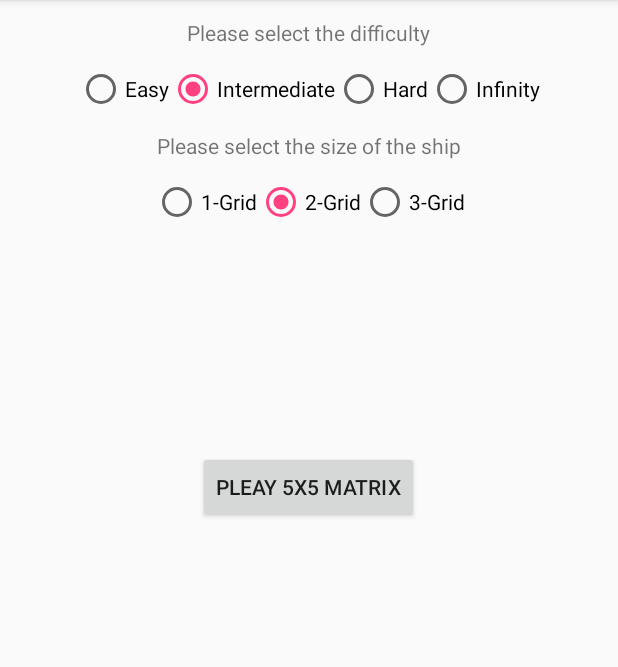
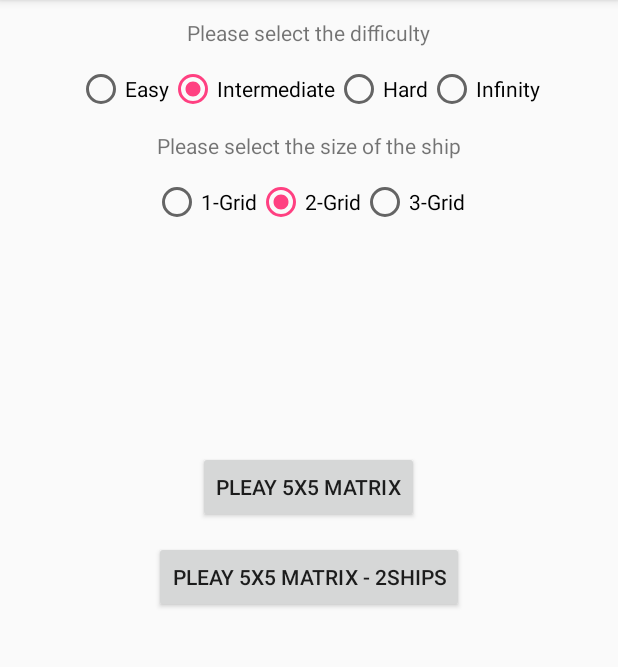
Before and after one commit to khash021/BattleshipLite, an Android app: the screen it shows after launch (MainActivity), on a phone screen of 412 x 824 dp, the part 84-751 px from its top. Run offline under Robolectric (Android 15) with nearby library versions, the phone set to English and light mode, and no system bars.

Commit message:
Added methods for Bomb class to create a two ship (2-grid, and 3-grid) bomb. It works but it is buggy, sometimes crashes.

```diff
--- a/app/src/main/java/com/khashayarmortazavi/battleshiplite/MainActivity.java
+++ b/app/src/main/java/com/khashayarmortazavi/battleshiplite/MainActivity.java
@@ -22,8 +22,6 @@ public class MainActivity extends AppCompatActivity {
 
     private RadioGroup mRadioGroupDiff, mRadioGroupShipSize;
     private RadioButton mRadioButtEasy, mRadioButtMed, mRadioButtHard, mRadioButtInf, mRadioShip1, mRadioShip2, mRadioShip3;
-
-    private Button mButtonPlay5x5;
 
     private int mDifficulty, mShipSize;
 
@@ -53,8 +51,8 @@ public class MainActivity extends AppCompatActivity {
         mDifficulty = 5;
         mShipSize = 2;
 
-        mButtonPlay5x5 = findViewById(R.id.button_play_5x5);
-        mButtonPlay5x5.setOnClickListener(new View.OnClickListener() {
+        Button buttonPlay5x5 = findViewById(R.id.button_play_5x5);
+        buttonPlay5x5.setOnClickListener(new View.OnClickListener() {
             @Override
             public void onClick(View v) {
                 Intent i = new Intent(MainActivity.this, Play5X5Activity.class);
@@ -65,6 +63,20 @@ public class MainActivity extends AppCompatActivity {
                 startActivity(i);
             }
         });//mButtonPlay5x5
+
+        Button buttonPlay2Ships = findViewById(R.id.button_play_5x5_2ship);
+        buttonPlay2Ships.setOnClickListener(new View.OnClickListener() {
+            @Override
+            public void onClick(View v) {
+                Intent i = new Intent(MainActivity.this, Play5X5Activity.class);
+                ArrayList<Integer> intentExtras = new ArrayList<>();
+                intentExtras.add(mDifficulty);
+                mShipSize = 100;
+                intentExtras.add(mShipSize);
+                i.putExtra(getString(R.string.intent_extra_difficulty), intentExtras);
+                startActivity(i);
+            }
+        });
 
         mRadioGroupDiff.setOnCheckedChangeListener(new RadioGroup.OnCheckedChangeListener() {
             @Override
--- a/app/src/main/java/com/khashayarmortazavi/battleshiplite/Play5X5Activity.java
+++ b/app/src/main/java/com/khashayarmortazavi/battleshiplite/Play5X5Activity.java
@@ -21,8 +21,6 @@ import java.util.ArrayList;
 public class Play5X5Activity extends AppCompatActivity implements ImageView.OnClickListener {
 
     private final String TAG = Play5X5Activity.class.getSimpleName();
-
-    final int BOMB = R.id.B2;
 
     private ImageView a1, a2, a3, a4, a5, b1, b2, b3, b4, b5, c1, c2, c3, c4, c5, d1, d2, d3, d4, d5,
             e1, e2, e3, e4, e5;
@@ -188,6 +186,9 @@ public class Play5X5Activity extends AppCompatActivity implements ImageView.OnCl
             case 3:
                 initialBombList = bomb.bomb3L(matrixSize);
                 break;
+            case 100:
+                initialBombList = bomb.ship2(matrixSize);
+                break;
         }//switch
 
 
--- a/app/src/main/res/layout/activity_main.xml
+++ b/app/src/main/res/layout/activity_main.xml
@@ -89,4 +89,11 @@
         android:text="Pleay 5X5 matrix"
         android:layout_marginTop="150dp"/>
 
+    <Button
+        android:id="@+id/button_play_5x5_2ship"
+        android:layout_width="wrap_content"
+        android:layout_height="wrap_content"
+        android:text="Pleay 5X5 matrix - 2Ships"
+        android:layout_margin="12dp"/>
+
 </LinearLayout>
```
Also changed, not shown: app/src/main/java/com/khashayarmortazavi/battleshiplite/Bomb.java (+157 -13 lines).
